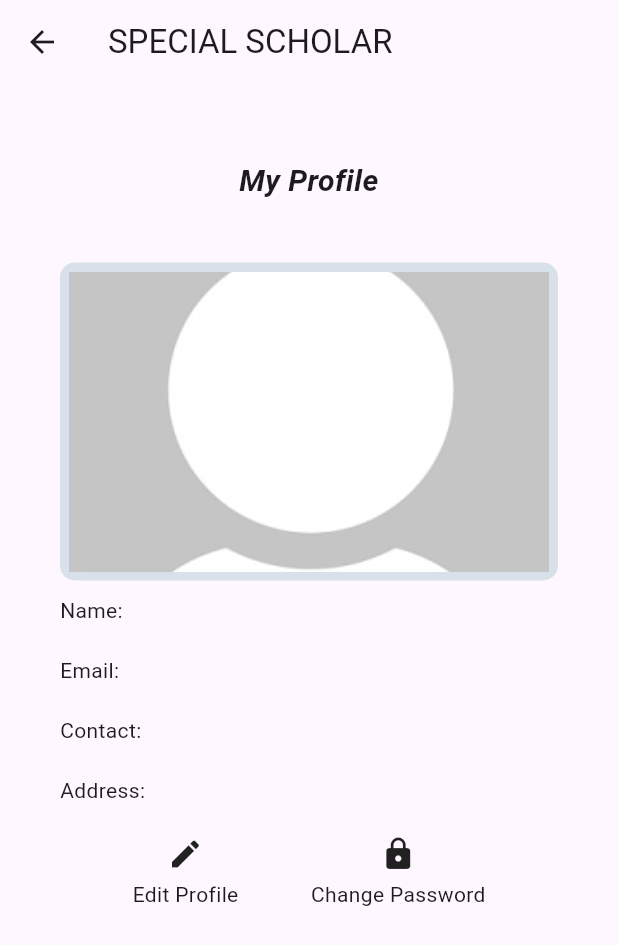
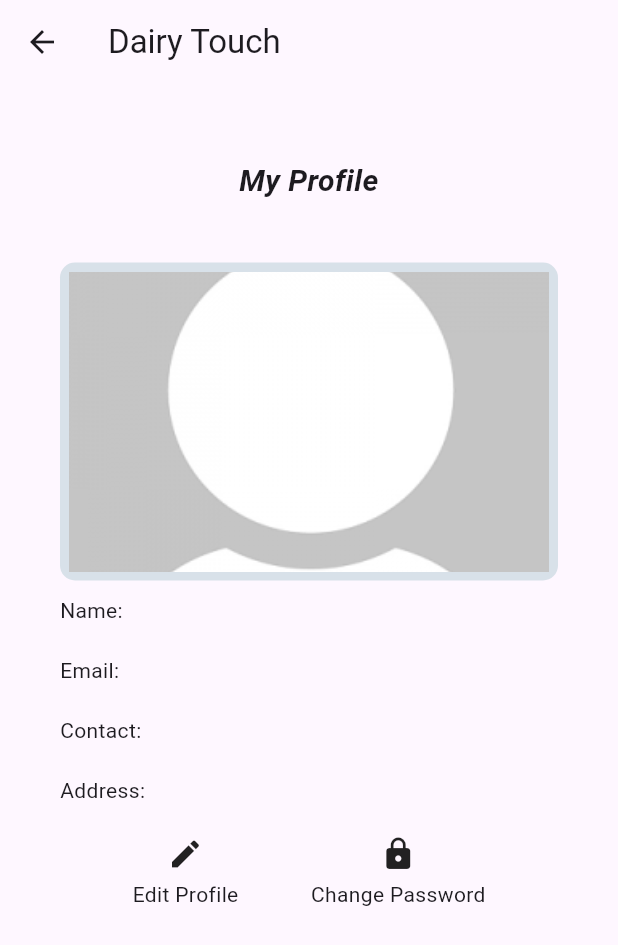
Before and after one commit to navendunandu/Online-Diary-Flutter-App, a Flutter app: the MyProfile screen opened directly, on a phone screen of 412 x 824 dp. Shown: the top 945 px of the screen. Run offline on Flutter 3.47's test engine with Material 3 defaults, Android fonts, the phone set to English and light mode, and no system bars; our stand-ins replace cloud_firestore, file_picker, firebase_auth, firebase_core, firebase_storage, fluttertoast and 2 more; accounts and stored records are empty.

Commit message:
heading change

```diff
--- a/lib/dashboard.dart
+++ b/lib/dashboard.dart
@@ -50,7 +50,7 @@ class _DashboardState extends State<Dashboard> {
   Widget build(BuildContext context) {
     return Scaffold(
       appBar: AppBar(
-        title: Text('Online Dairy'),
+        title: Text('Dairy Touch'),
         actions: [
           IconButton(
             onPressed: () {
--- a/lib/myprofile.dart
+++ b/lib/myprofile.dart
@@ -55,7 +55,7 @@ class _MyProfileState extends State<MyProfile> {
   Widget build(BuildContext context) {
     return Scaffold(
       appBar: AppBar(
-        title: const Text('SPECIAL SCHOLAR'),
+        title: const Text('Dairy Touch'),
       ),
       body: Padding(
         padding: const EdgeInsets.all(20.0),
--- a/lib/splashscreen.dart
+++ b/lib/splashscreen.dart
@@ -17,7 +17,7 @@ class _SplashScreenState extends State<splashscreen> {
   Widget build(BuildContext context) {
     return const MaterialApp(
       home: Scaffold(
-        body: Center(child:Text('ONLINE DAIRY',style:TextStyle(fontSize:40,fontStyle:FontStyle.normal,color:Color.fromARGB(255, 1, 11, 12),fontWeight: FontWeight.w900),)) ,
+        body: Center(child:Text('DAIRY TOUCH',style:TextStyle(fontSize:40,fontStyle:FontStyle.normal,color:Color.fromARGB(255, 1, 11, 12),fontWeight: FontWeight.w900),)) ,
         ),
       );
   }
```
